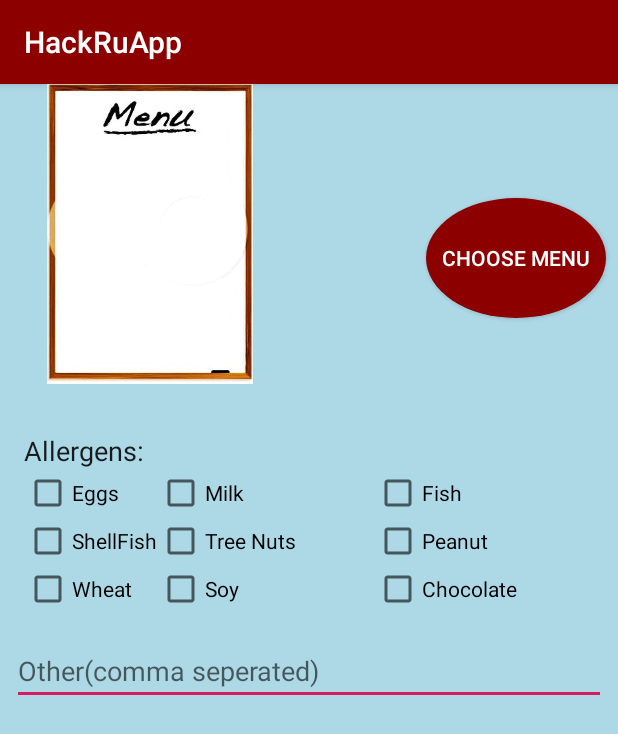
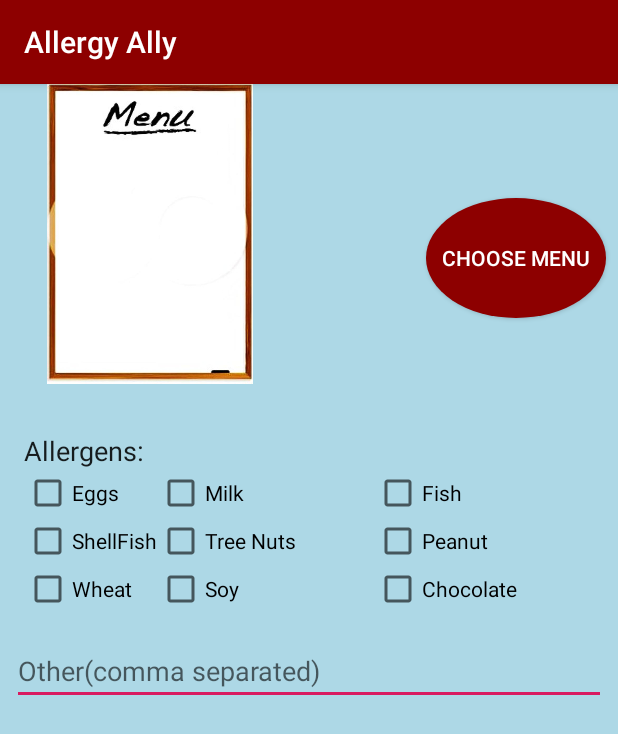
Before and after one commit to jallenNJ/AllergyAlly, an Android app: the UploadImage screen opened directly, with no data from a screen before it, on a phone screen of 412 x 824 dp. Shown: the top 734 px of the screen. Run offline under Robolectric (Android 15) with nearby library versions, the light colour scheme and no system bars; our stand-ins replace Volley.

Commit message:
Changed app name

```diff
--- a/Android/app/src/main/res/values/strings.xml
+++ b/Android/app/src/main/res/values/strings.xml
@@ -1,8 +1,8 @@
 <resources>
-    <string name="app_name">HackRuApp</string>
+    <string name="app_name">Allergy Ally</string>
     <string name="uploadImage_ChooseImage">Choose Menu</string>
     <string name="uploadButton_upload">Scan Image!</string>
     <string name="AllergenLabel">Allergens:</string>
-    <string name="otherAllergenText">Other(comma seperated)</string>
+    <string name="otherAllergenText">Other(comma separated)</string>
     <string name="goToUpload">Upload a Menu!</string>
 </resources>
```
